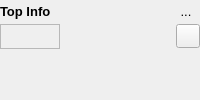
Old version of the form src/gui/charts/procedurenode.ui in the repository disorderedmaterials/dissolve.
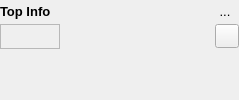
New version of the form. Icons and pictures are not drawn. Custom widgets are drawn as their Qt base class.

What changed in the file:
```diff
--- a/src/gui/charts/procedurenode.ui
+++ b/src/gui/charts/procedurenode.ui
@@ -6,7 +6,7 @@
    <rect>
     <x>0</x>
     <y>0</y>
-    <width>200</width>
+    <width>239</width>
     <height>100</height>
    </rect>
   </property>
```
Left out of the diff: 6 changed lines with no effect on the pictures.
